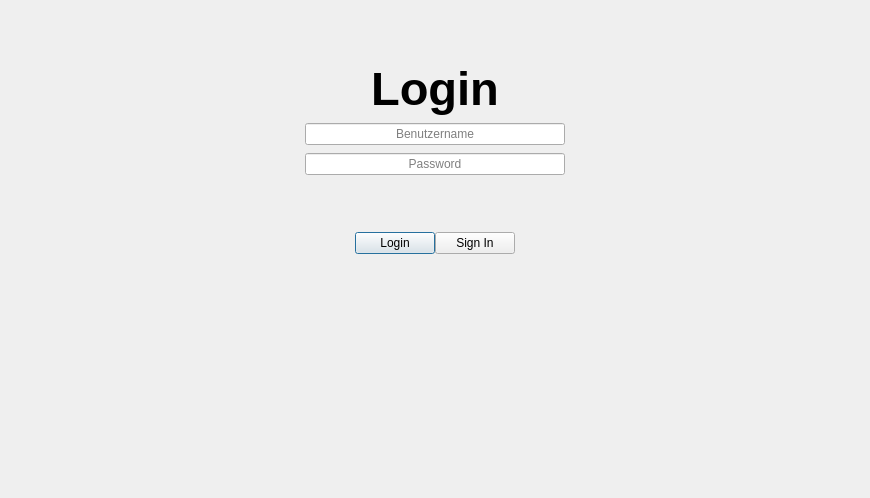
Above: Project_project/Forms/loginscreen.ui from bjoernlewe/Software-Engineering before the change. Below: the same form after it.
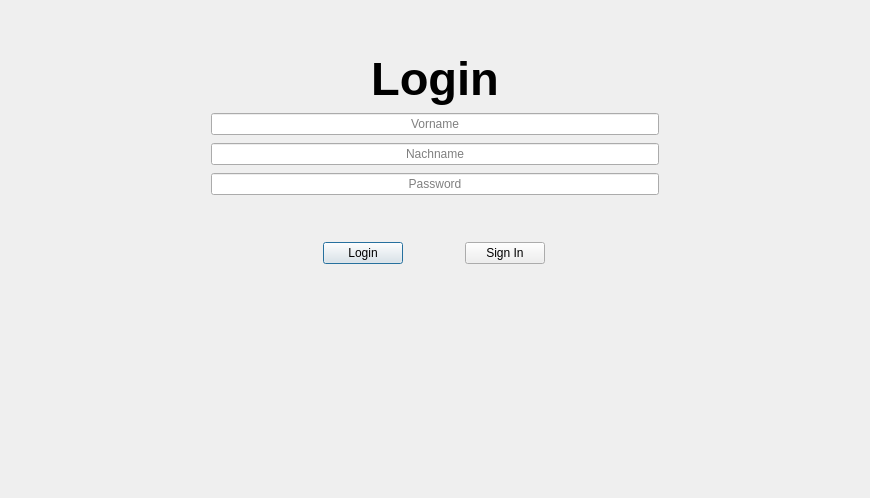
That is the form after the change.

Patch:
```diff
--- a/Project_project/Forms/loginscreen.ui
+++ b/Project_project/Forms/loginscreen.ui
@@ -153,7 +153,17 @@
         <set>Qt::AlignCenter</set>
        </property>
        <property name="placeholderText">
-        <string>Benutzername</string>
+        <string>Vorname</string>
+       </property>
+      </widget>
+     </item>
+     <item>
+      <widget class="QLineEdit" name="NachnameInput">
+       <property name="alignment">
+        <set>Qt::AlignCenter</set>
+       </property>
+       <property name="placeholderText">
+        <string>Nachname</string>
        </property>
       </widget>
      </item>
```
Left out of the diff: 2 changed lines with no effect on the pictures.
